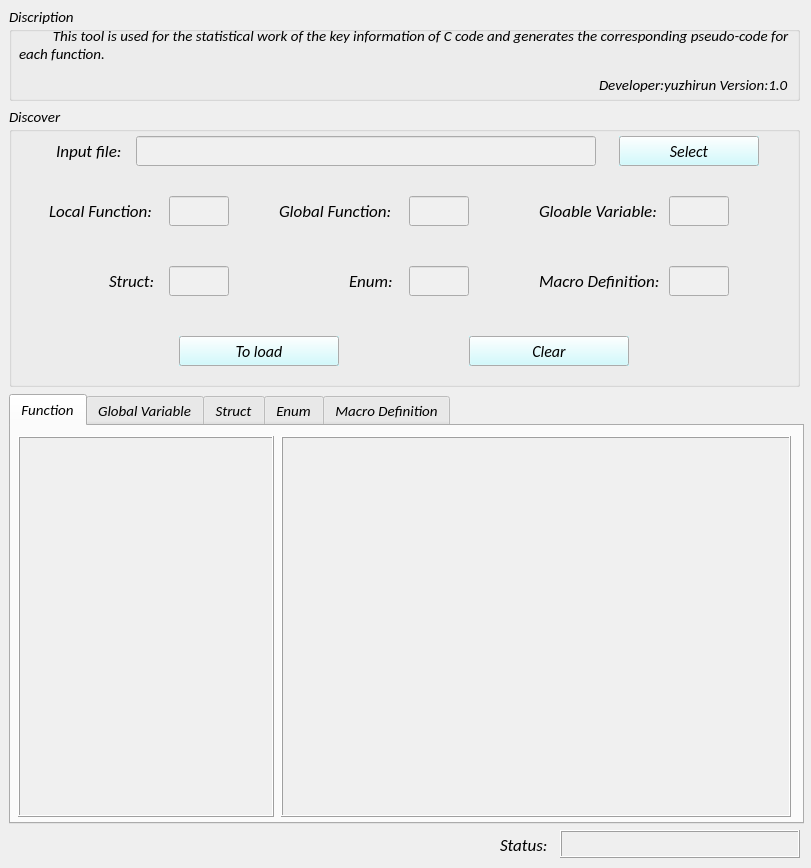
This is code_generate.ui in YUZHIRUN/Autogo as Qt 5 draws it before an edit. The edited form follows.
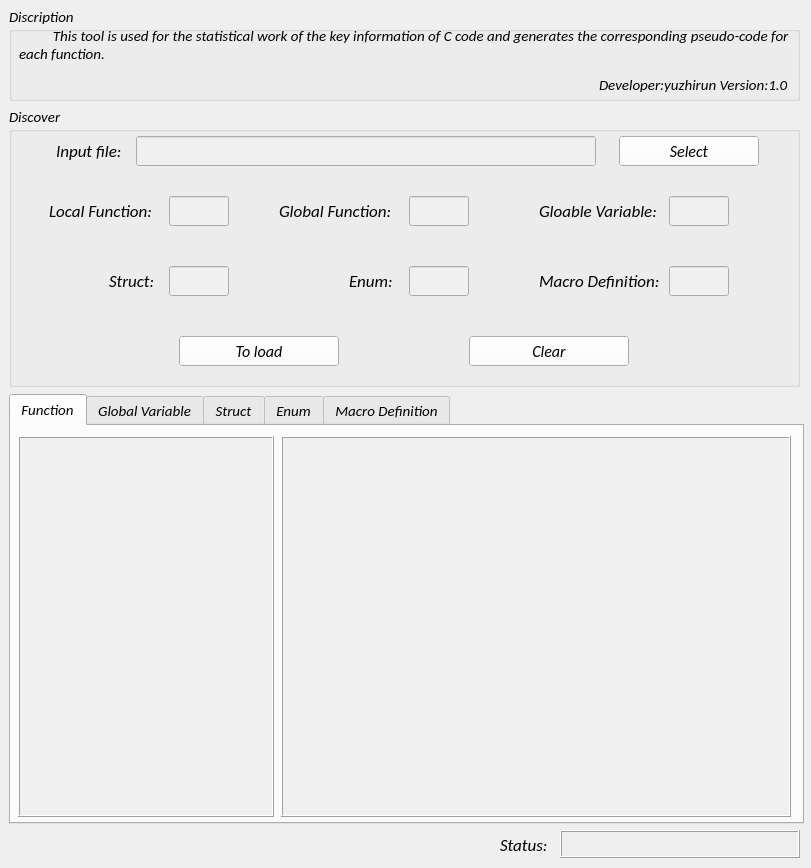
This is the edited form. Icons and pictures are not drawn.

```diff
--- a/code_generate.ui
+++ b/code_generate.ui
@@ -235,8 +235,8 @@
         <colorrole role="Button">
          <brush brushstyle="SolidPattern">
           <color alpha="255">
-           <red>197</red>
-           <green>251</green>
+           <red>255</red>
+           <green>255</green>
            <blue>255</blue>
           </color>
          </brush>
@@ -246,8 +246,8 @@
         <colorrole role="Button">
          <brush brushstyle="SolidPattern">
           <color alpha="255">
-           <red>197</red>
-           <green>251</green>
+           <red>255</red>
+           <green>255</green>
            <blue>255</blue>
           </color>
          </brush>
@@ -257,8 +257,8 @@
         <colorrole role="Button">
          <brush brushstyle="SolidPattern">
           <color alpha="255">
-           <red>197</red>
-           <green>251</green>
+           <red>255</red>
+           <green>255</green>
            <blue>255</blue>
           </color>
          </brush>
@@ -582,8 +582,8 @@
         <colorrole role="Button">
          <brush brushstyle="SolidPattern">
           <color alpha="255">
-           <red>197</red>
-           <green>251</green>
+           <red>255</red>
+           <green>255</green>
            <blue>255</blue>
           </color>
          </brush>
@@ -593,8 +593,8 @@
         <colorrole role="Button">
          <brush brushstyle="SolidPattern">
           <color alpha="255">
-           <red>197</red>
-           <green>251</green>
+           <red>255</red>
+           <green>255</green>
            <blue>255</blue>
           </color>
          </brush>
@@ -604,8 +604,8 @@
         <colorrole role="Button">
          <brush brushstyle="SolidPattern">
           <color alpha="255">
-           <red>197</red>
-           <green>251</green>
+           <red>255</red>
+           <green>255</green>
            <blue>255</blue>
           </color>
          </brush>
@@ -644,8 +644,8 @@
         <colorrole role="Button">
          <brush brushstyle="SolidPattern">
           <color alpha="255">
-           <red>197</red>
-           <green>251</green>
+           <red>255</red>
+           <green>255</green>
            <blue>255</blue>
           </color>
          </brush>
@@ -655,8 +655,8 @@
         <colorrole role="Button">
          <brush brushstyle="SolidPattern">
           <color alpha="255">
-           <red>197</red>
-           <green>251</green>
+           <red>255</red>
+           <green>255</green>
            <blue>255</blue>
           </color>
          </brush>
@@ -666,8 +666,8 @@
         <colorrole role="Button">
          <brush brushstyle="SolidPattern">
           <color alpha="255">
-           <red>197</red>
-           <green>251</green>
+           <red>255</red>
+           <green>255</green>
            <blue>255</blue>
           </color>
          </brush>
```
